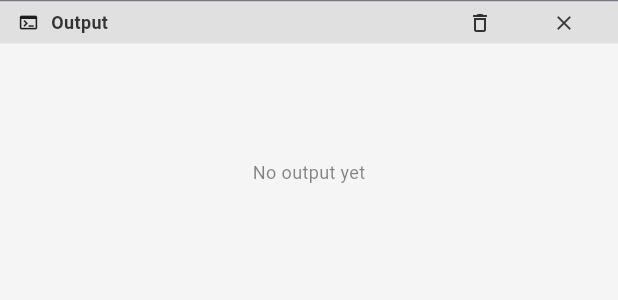
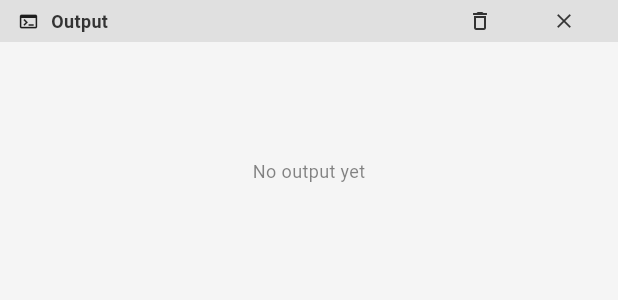
Before and after one commit to cogwal/ecu-toolkit-studio, a Flutter app: the LogPanel widget shown alone on an empty page, opened directly with empty values, after a tap on the "delete outline" icon, on a phone screen of 412 x 824 dp. Shown: the top 300 px of the screen. Run offline on Flutter 3.47's test engine with Material 3 defaults, Android fonts, the phone set to English and light mode, and no system bars; our stand-ins replace file_picker; missing offline and left inert: dart:ffi; statements that could not run were skipped.

Commit message:
Made log output panel resizeable, fixed security keys loading, introduced debug helper for debugging ffi structs

```diff
--- a/lib/pages/flash_page.dart
+++ b/lib/pages/flash_page.dart
@@ -344,12 +344,18 @@ class _FlashWizardPageState extends State<FlashWizardPage> with SingleTickerProv
       uds.ref.setSecret = 1; // true
       uds.ref.secret = secretPtr.cast<ffi.Uint8>();
       uds.ref.secretLength = key.length * 4; // Length in bytes, 32-bit words
+
       // log length
       _log.debug('Secret length: ${uds.ref.secretLength} bytes');
+      // log secret uint8 array contents
+      _log.debug('Secret contents: \n ${secretPtr.cast<ffi.Uint8>().asTypedList(key.length * 4).map((e) => e.toRadixString(16)).join(", ")}');
 
       // Explicitly disable optional fields
       uds.ref.setAlgorithm = 0; // false
       uds.ref.setSubfunctions = 0; // false
+
+      // Log params memory layout
+      _log.debug(formatStructLayout(params, ffi.sizeOf<TkTargetSecurityParametersType>(), 'Params memory layout'));
 
       final result = TTCTK.instance.setSecurityParameters(_activeTarget!.targetHandle, params);
 
--- a/lib/services/log_service.dart
+++ b/lib/services/log_service.dart
@@ -30,8 +30,8 @@ class LogService {
   final StreamController<LogEntry> _logController = StreamController<LogEntry>.broadcast();
   final StreamController<LogLevel> _minLogLevelController = StreamController<LogLevel>.broadcast();
 
-  /// Minimum log level to display (default: debug shows all)
-  LogLevel _minLogLevel = LogLevel.debug;
+  /// Minimum log level to display (default: info)
+  LogLevel _minLogLevel = LogLevel.info;
 
   /// Get the current minimum log level
   LogLevel get minLogLevel => _minLogLevel;
--- a/lib/widgets/log_panel.dart
+++ b/lib/widgets/log_panel.dart
@@ -88,10 +88,7 @@ class _LogPanelState extends State<LogPanel> {
 
     return Container(
       height: widget.height,
-      decoration: BoxDecoration(
-        color: bgColor,
-        border: Border(top: BorderSide(color: Theme.of(context).dividerColor, width: 1)),
-      ),
+      decoration: BoxDecoration(color: bgColor),
       child: Column(
         children: [
           // Header bar
```
Also changed, not shown: lib/main_shell.dart (+18 -1 lines), lib/native/ttctk.dart (+22 -1 lines).
